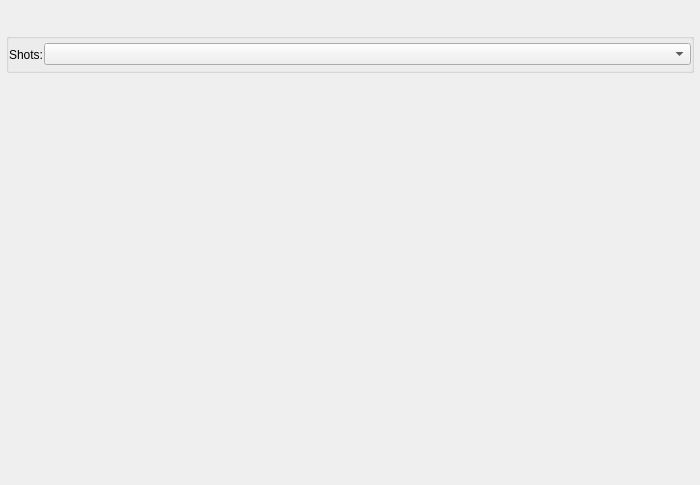
Above: mayatk/anim_utils/shots/shot_sequencer/shot_sequencer.ui from m3trik/mayatk before the change. Below: the same form after it.
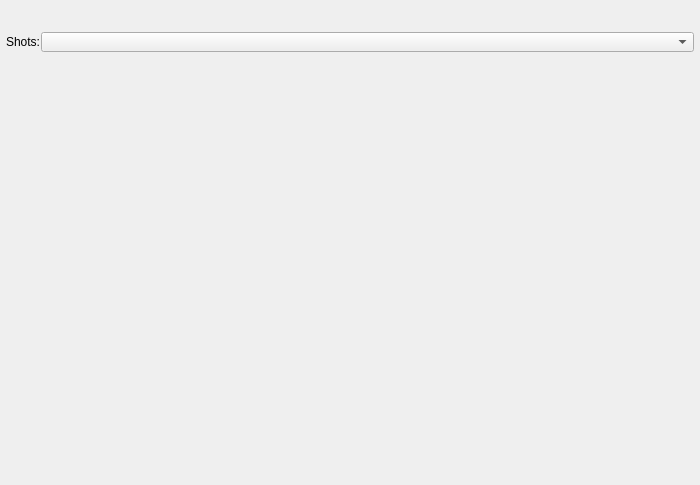
That is the form after the change. Custom widgets are drawn as their Qt base class.

Commit message: Refactor shot_manifest/shot_sequencer into submodules; enhance render_opacity, scene_exporter, segment_keys, workspace_map; expand tests

Diff of the .ui file:
```diff
--- a/mayatk/anim_utils/shots/shot_sequencer/shot_sequencer.ui
+++ b/mayatk/anim_utils/shots/shot_sequencer/shot_sequencer.ui
@@ -13,7 +13,7 @@
   <widget class="QWidget" name="centralwidget">
    <layout class="QVBoxLayout" name="verticalLayout">
     <property name="spacing">
-     <number>7</number>
+     <number>6</number>
     </property>
     <property name="leftMargin">
      <number>6</number>
@@ -53,39 +53,29 @@
      </widget>
     </item>
     <item>
-     <widget class="QGroupBox" name="shots">
-      <property name="maximumSize">
-       <size>
-        <width>16777215</width>
-        <height>40</height>
-       </size>
-      </property>
-      <property name="title">
-       <string/>
-      </property>
-      <layout class="QHBoxLayout" name="horizontalLayout">
+     <layout class="QHBoxLayout" name="shots_layout">
        <property name="spacing">
         <number>1</number>
        </property>
-       <property name="leftMargin">
-        <number>0</number>
-       </property>
-       <property name="topMargin">
-        <number>0</number>
-       </property>
-       <property name="rightMargin">
-        <number>0</number>
-       </property>
-       <property name="bottomMargin">
-        <number>0</number>
-       </property>
        <item>
         <widget class="QLabel" name="lbl_cmb_mode">
+        <property name="minimumSize">
+         <size>
+          <width>0</width>
+          <height>20</height>
+         </size>
+        </property>
+        <property name="maximumSize">
+         <size>
+          <width>16777215</width>
+          <height>20</height>
+         </size>
+        </property>
          <property name="text">
           <string>Shots:</string>
          </property>
          <property name="alignment">
-          <set>Qt::AlignRight|Qt::AlignVCenter</set>
+         <set>Qt::AlignRight|Qt::AlignTrailing|Qt::AlignVCenter</set>
          </property>
         </widget>
        </item>
@@ -97,13 +87,30 @@
            <verstretch>0</verstretch>
           </sizepolicy>
          </property>
+        <property name="minimumSize">
+         <size>
+          <width>0</width>
+          <height>20</height>
+         </size>
+        </property>
+        <property name="maximumSize">
+         <size>
+          <width>16777215</width>
+          <height>20</height>
+         </size>
+        </property>
         </widget>
        </item>
       </layout>
-     </widget>
     </item>
     <item>
      <widget class="SequencerWidget" name="sequencer_widget">
+      <property name="sizePolicy">
+       <sizepolicy hsizetype="Expanding" vsizetype="Expanding">
+        <horstretch>0</horstretch>
+        <verstretch>0</verstretch>
+       </sizepolicy>
+      </property>
       <property name="minimumSize">
        <size>
         <width>0</width>
@@ -145,17 +152,17 @@
    <extends>QWidget</extends>
    <header>uitk.widgets.footer</header>
   </customwidget>
+  <customwidget>
+   <class>ComboBox</class>
+   <extends>QComboBox</extends>
+   <header>uitk.widgets.comboBox.ComboBox.h</header>
+  </customwidget>
   <customwidget>
    <class>SequencerWidget</class>
    <extends>QSplitter</extends>
    <header>uitk.widgets.sequencer._sequencer</header>
    <container>1</container>
   </customwidget>
-  <customwidget>
-   <class>ComboBox</class>
-   <extends>QComboBox</extends>
-   <header>uitk.widgets.comboBox</header>
-  </customwidget>
  </customwidgets>
  <resources/>
  <connections/>
```
Lines whose indentation alone changed are shown as unchanged. The commit also changes 55 other files.
